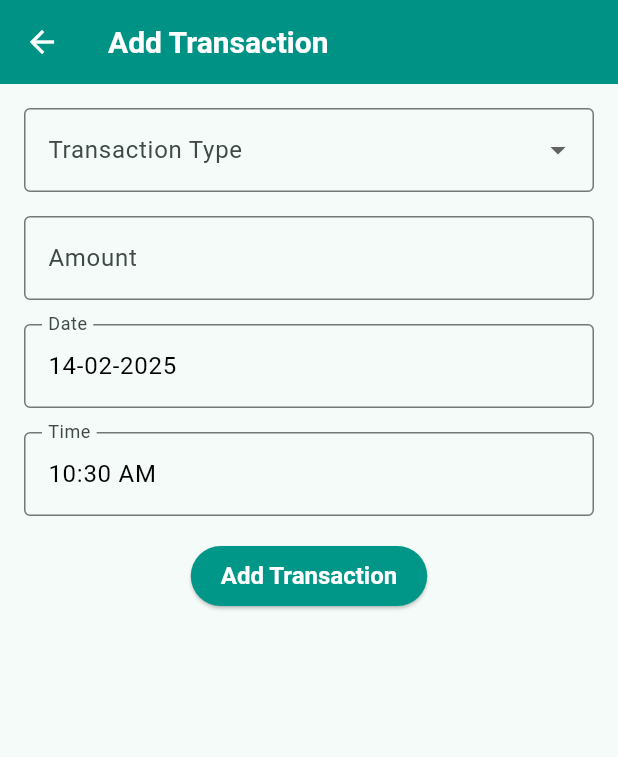
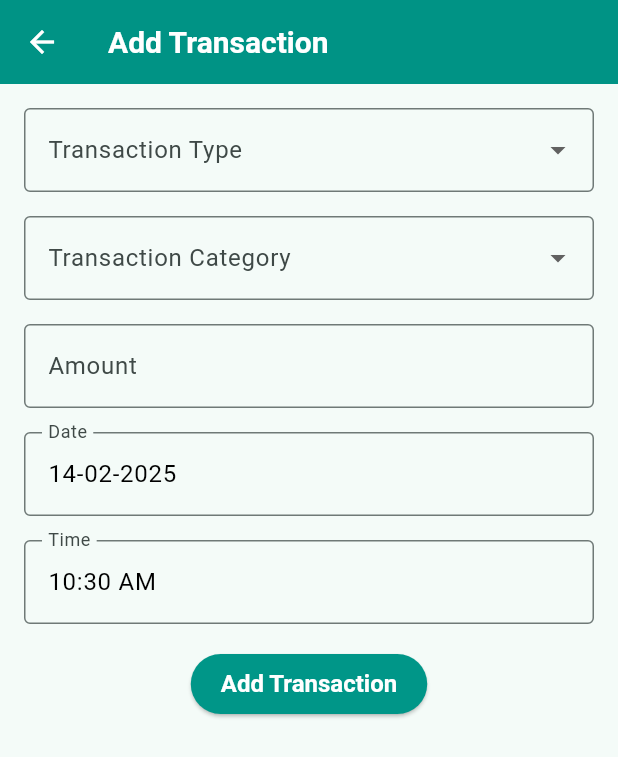
Before and after one commit to signatureresourcehub/spend_tracking_app, a Flutter app: the AddTransaction screen opened directly, on a phone screen of 412 x 824 dp. Shown: the top 757 px of the screen. Run offline on Flutter 3.47's test engine with Material 3 defaults, Android fonts, the phone set to English and light mode, and no system bars; our stand-ins replace cloud_firestore, firebase_auth, firebase_core, flutter_secure_storage, google_sign_in, lottie and 4 more; missing offline and left inert: easy_sms_receiver, flutter_background_service; accounts and stored records are empty.

Commit message:
with category

```diff
--- a/lib/addtransactions.dart
+++ b/lib/addtransactions.dart
@@ -16,6 +16,7 @@ class _AddTransactionState extends State<AddTransaction> {
   final TextEditingController _dateController = TextEditingController();
   final TextEditingController _timeController = TextEditingController();
   String? _transactionType;
+  String? category;
   final storage = const FlutterSecureStorage();
 
   @override
@@ -74,7 +75,8 @@ class _AddTransactionState extends State<AddTransaction> {
         'date': _dateController.text,
         'time': _timeController.text,
         "user": allValues["tokken"],
-        "email": allValues["email"]
+        "email": allValues["email"],
+        "category": category
       };
       print('Transaction: $transaction');
       try {
@@ -146,6 +148,41 @@ class _AddTransactionState extends State<AddTransaction> {
                 },
               ),
               SizedBox(height: 16),
+              // Transaction Category Dropdown
+              DropdownButtonFormField<String>(
+                value: category,
+                decoration: InputDecoration(
+                  labelText: 'Transaction Category',
+                  border: OutlineInputBorder(),
+                ),
+                items: [
+                  'Food',
+                  'Transport',
+                  'Shopping',
+                  'Entertainment',
+                  'Bills',
+                  'Health',
+                  'Personal',
+                  'Others',
+                ].map((String category) {
+                  return DropdownMenuItem<String>(
+                    value: category,
+                    child: Text(category),
+                  );
+                }).toList(),
+                onChanged: (newValue) {
+                  setState(() {
+                    category = newValue;
+                  });
+                },
+                validator: (value) {
+                  if (value == null || value.isEmpty) {
+                    return 'Please select a category';
+                  }
+                  return null;
+                },
+              ),
+              SizedBox(height: 16),
               TextFormField(
                 controller: _amountController,
                 keyboardType: TextInputType.number,
--- a/lib/dashboard.dart
+++ b/lib/dashboard.dart
@@ -285,8 +285,8 @@ class _DashBoardState extends State<DashBoard> {
               ..._recentTransactions.map((transaction) {
                 return ListTile(
                   title: Text('₹${transaction['amount']}'),
-                  subtitle:
-                      Text('${transaction['date']} at ${transaction['time']}'),
+                  subtitle: Text(
+                      '${transaction['date']} at ${transaction['time']} \n ${transaction['category']}'),
                   trailing: Icon(
                     transaction['type'] == 'debited'
                         ? Icons.trending_down
--- a/lib/main.dart
+++ b/lib/main.dart
@@ -63,7 +63,8 @@ void onStart(ServiceInstance service) async {
               "time": formattedTime,
               "type": "credited",
               "user": allValues["tokken"],
-              "email": allValues["email"]
+              "email": allValues["email"],
+              "category": "Personal"
             };
             print(transaction);
             try {
@@ -92,7 +93,8 @@ void onStart(ServiceInstance service) async {
               "time": formattedTime,
               "type": "debited",
               "user": allValues["tokken"],
-              "email": allValues["email"]
+              "email": allValues["email"],
+              "category": "Personal"
             };
             print(transaction);
             try {
--- a/lib/spend.dart
+++ b/lib/spend.dart
@@ -111,7 +111,7 @@ class _SpendPageState extends State<SpendPage> {
                           style: TextStyle(fontWeight: FontWeight.bold),
                         ),
                         subtitle: Text(
-                            'Date: ${transaction['date']} at ${transaction['time']}'),
+                            'Date: ${transaction['date']} at ${transaction['time']} \n ${transaction['category']}'),
                       ),
                     );
                   },
@@ -254,15 +254,17 @@ class _SpendPageState extends State<SpendPage> {
         double totalAmount = 0.0;
         List<Map<String, dynamic>> transactions = [];
         Map<String, double> spendData = {};
+
         for (var doc in querySnapshot.docs) {
           double amount = double.parse(doc['amount']);
           totalAmount += amount;
           transactions.add(doc.data() as Map<String, dynamic>);
-          String date = doc['date'];
-          if (spendData.containsKey(date)) {
-            spendData[date] = spendData[date]! + amount;
+
+          String category = doc['category'] ?? 'Other';
+          if (spendData.containsKey(category)) {
+            spendData[category] = spendData[category]! + amount;
           } else {
-            spendData[date] = amount;
+            spendData[category] = amount;
           }
         }
 
--- a/lib/transactions.dart
+++ b/lib/transactions.dart
@@ -123,7 +123,7 @@ class _TransactionPageState extends State<TransactionPage> {
                             style: TextStyle(fontWeight: FontWeight.bold),
                           ),
                           subtitle: Text(
-                              'Date: ${transaction['date']} at ${transaction['time']}'),
+                              'Date: ${transaction['date']} at ${transaction['time']} \n ${transaction['category']}'),
                         ),
                       );
                     },
@@ -258,13 +258,23 @@ class _TransactionPageState extends State<TransactionPage> {
         double totalDebited = 0.0;
         double totalCredited = 0.0;
         List<Map<String, dynamic>> transactions = [];
+        Map<String, double> categoryData = {};
         for (var doc in querySnapshot.docs) {
           double amount = double.parse(doc['amount']);
+          String category = doc['category'] ?? 'Other';
           transactions.add(doc.data() as Map<String, dynamic>);
+
           if (doc['type'] == 'debited') {
             totalDebited += amount;
           } else if (doc['type'] == 'credited') {
             totalCredited += amount;
+          }
+
+          // Grouping by category
+          if (categoryData.containsKey(category)) {
+            categoryData[category] = categoryData[category]! + amount;
+          } else {
+            categoryData[category] = amount;
           }
         }
 
@@ -272,10 +282,7 @@ class _TransactionPageState extends State<TransactionPage> {
           _totalDebited = totalDebited;
           _totalCredited = totalCredited;
           _transactions = transactions;
-          _transactionData = {
-            'Debited': _totalDebited,
-            'Credited': _totalCredited,
-          };
+          _transactionData = categoryData;
         });
 
         // Debug prints to verify data
@@ -301,13 +308,23 @@ class _TransactionPageState extends State<TransactionPage> {
         double totalDebited = 0.0;
         double totalCredited = 0.0;
         List<Map<String, dynamic>> transactions = [];
+        Map<String, double> categoryData = {};
         for (var doc in querySnapshot.docs) {
           double amount = double.parse(doc['amount']);
+          String category = doc['category'] ?? 'Other';
           transactions.add(doc.data() as Map<String, dynamic>);
+
           if (doc['type'] == 'debited') {
             totalDebited += amount;
           } else if (doc['type'] == 'credited') {
             totalCredited += amount;
+          }
+
+          // Grouping by category
+          if (categoryData.containsKey(category)) {
+            categoryData[category] = categoryData[category]! + amount;
+          } else {
+            categoryData[category] = amount;
           }
         }
 
@@ -315,10 +332,7 @@ class _TransactionPageState extends State<TransactionPage> {
           _totalDebited = totalDebited;
           _totalCredited = totalCredited;
           _transactions = transactions;
-          _transactionData = {
-            'Debited': _totalDebited,
-            'Credited': _totalCredited,
-          };
+          _transactionData = categoryData;
         });
 
         // Debug prints to verify data
```
Also changed, not shown: lib/collaboratedtransactions.dart (+99 -3 lines), lib/collaborators.dart (+17 -4 lines).
